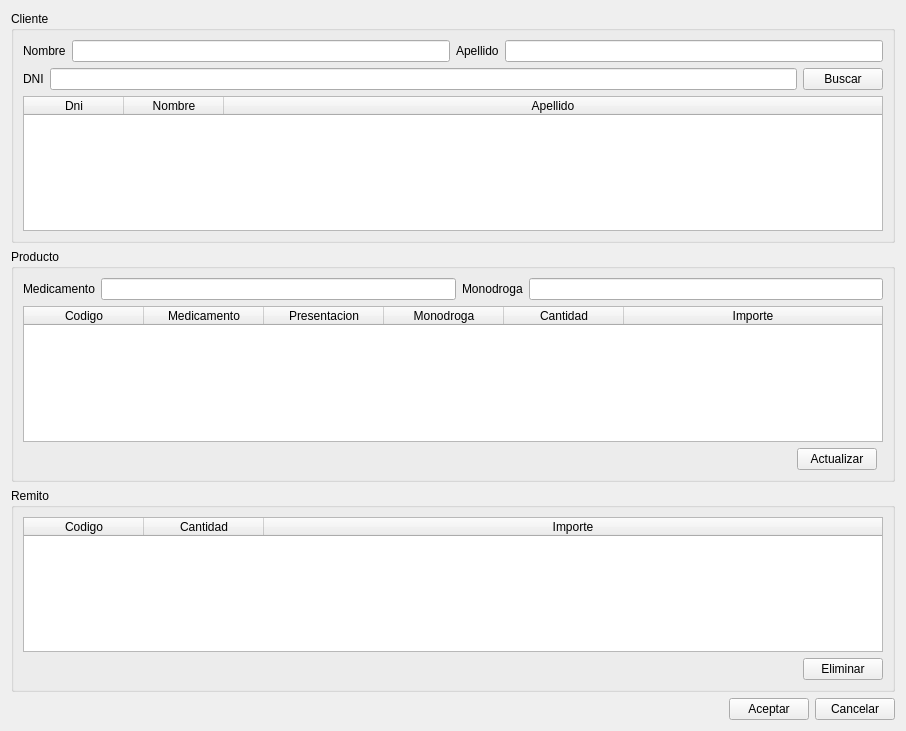
leaLuque/FarmaciaCrisol, file ventanas/vtnVentaConRemito.ui: the form before one commit.
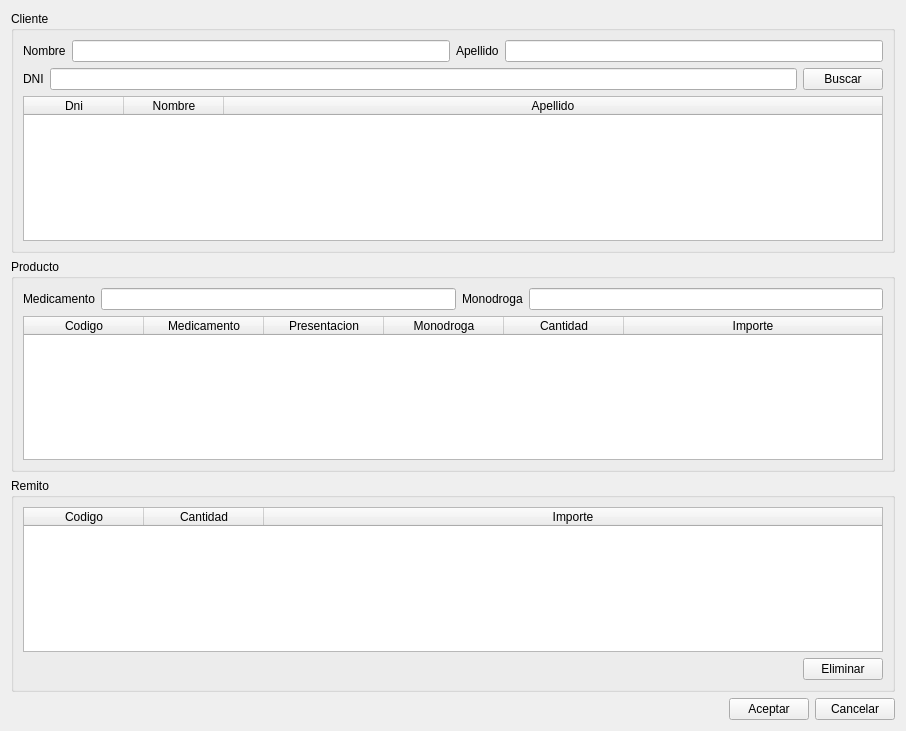
The form after the commit.

Commit message: Ventanas gestion Ventas conectadas

Patch:
```diff
--- a/ventanas/vtnVentaConRemito.ui
+++ b/ventanas/vtnVentaConRemito.ui
@@ -231,30 +231,6 @@
           </column>
          </widget>
         </item>
-        <item row="1" column="0">
-         <layout class="QHBoxLayout" name="horizontalLayout_4">
-          <item>
-           <spacer name="horizontalSpacer_3">
-            <property name="orientation">
-             <enum>Qt::Horizontal</enum>
-            </property>
-            <property name="sizeHint" stdset="0">
-             <size>
-              <width>40</width>
-              <height>20</height>
-             </size>
-            </property>
-           </spacer>
-          </item>
-          <item>
-           <widget class="QPushButton" name="btnActualizar">
-            <property name="text">
-             <string>Actualizar</string>
-            </property>
-           </widget>
-          </item>
-         </layout>
-        </item>
        </layout>
       </item>
      </layout>
```
Left out of the diff: 1 changed line with no effect on the pictures. The commit also changes 12 other files.
